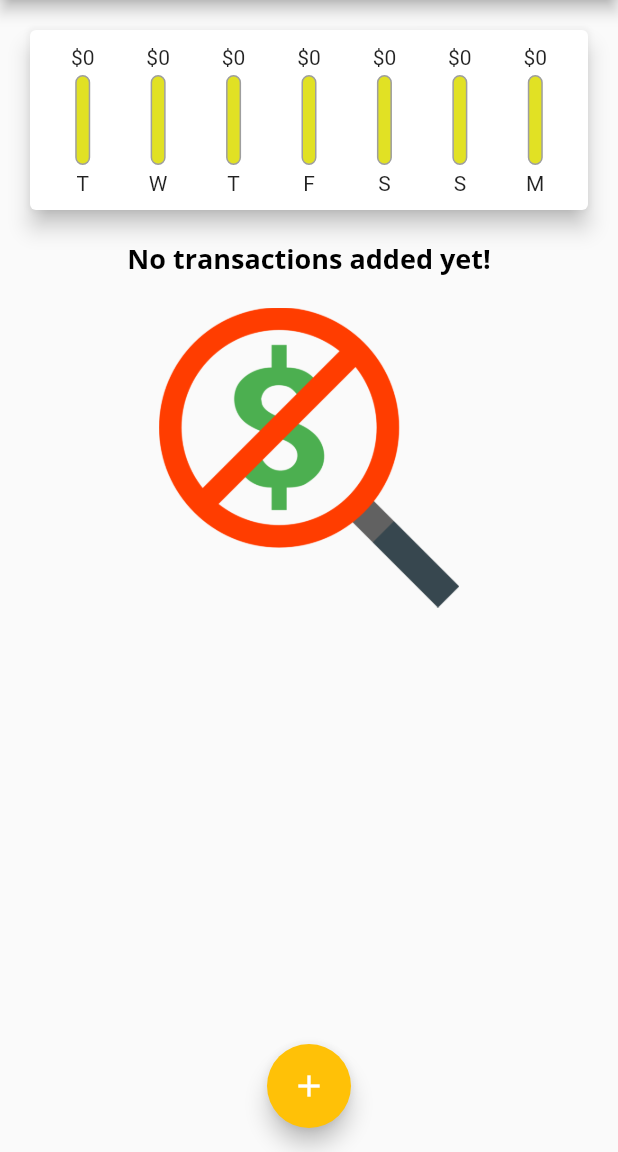
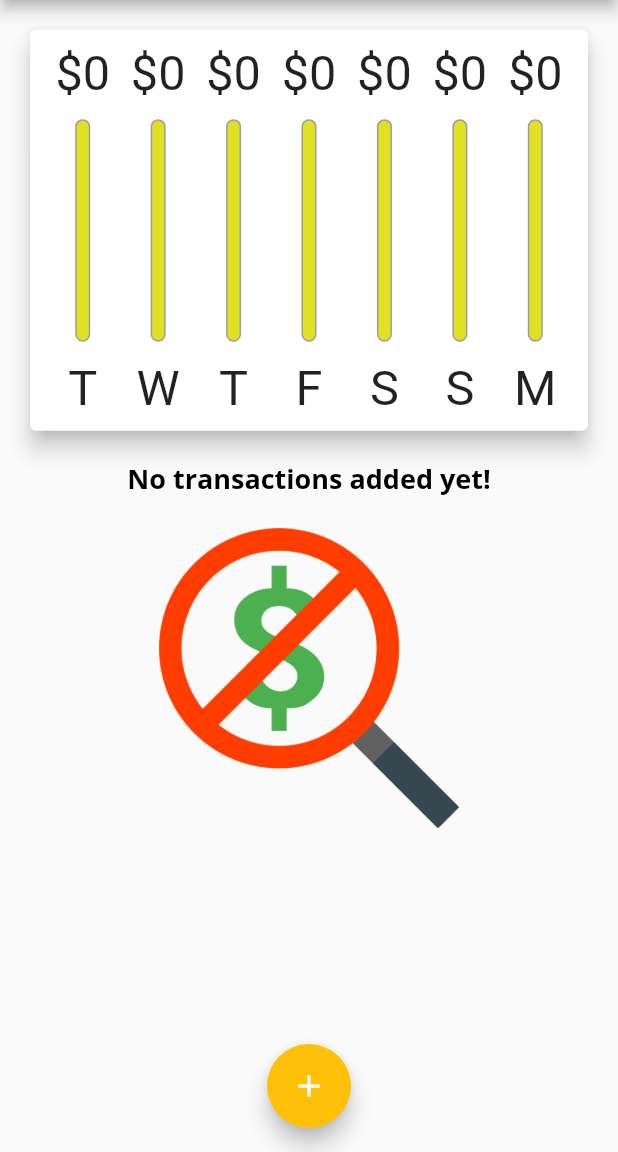
Before and after one commit to kaisirahmed/Expense-Planner, a Flutter app: the screen it shows after launch, on a phone screen of 412 x 824 dp, the part 84-1236 px from its top. Run offline on Flutter 3.47's test engine with Material 2 defaults, Android fonts, the phone set to English and light mode, and no system bars.

Commit message:
layout builder

```diff
--- a/lib/main.dart
+++ b/lib/main.dart
@@ -18,6 +18,9 @@ class MyApp extends StatelessWidget {
     return MaterialApp(
       title: 'Personal Expenses',
       theme: ThemeData(
+        primarySwatch: Colors.green,
+        accentColor: Colors.amber,
+        errorColor: Colors.red,
         fontFamily: 'Quicksand',
         textTheme: ThemeData.light().textTheme.copyWith(
           bodyText1: TextStyle(
@@ -102,10 +105,15 @@ class _MyHomePageState extends State<MyHomePage> {
     },);
   }
 
+  void _deleteTransaction(String id) {
+    setState(() {
+      _userTransactions.removeWhere((tx) => tx.id == id);
+    });
+  }
+
   @override
   Widget build(BuildContext context) {
-    return Scaffold(
-      appBar: AppBar(
+    final appBar = AppBar(
         //backgroundColor: Colors.red,
        title: const Text(
             'Expense Planner',
@@ -120,14 +128,20 @@ class _MyHomePageState extends State<MyHomePage> {
           onPressed: () => _startAddNewTransaction(context),
           )
         ],
-      ),
+      );
+    return Scaffold(
+      appBar: appBar,
       body: SingleChildScrollView(
         child: Column(
           //mainAxisAlignment: MainAxisAlignment.spaceAround,
           crossAxisAlignment: CrossAxisAlignment.stretch,
             children: <Widget>[
-              Chart(_recentTransactions),
-              TransactionList(_userTransactions),
+              Container(
+                height: (MediaQuery.of(context).size.height -
+                appBar.preferredSize.height - MediaQuery.of(context).padding.top) * 0.4,
+                child: Chart(_recentTransactions),
+                ),
+              TransactionList(_userTransactions, _deleteTransaction),
             ],
           ),
         ),
--- a/lib/widgets/chart_bar.dart
+++ b/lib/widgets/chart_bar.dart
@@ -11,13 +11,19 @@ class ChartBar extends StatelessWidget {
 
   @override
   Widget build(BuildContext context) {
+    return LayoutBuilder(builder: (ctx, constraints) {
       return Column(children: <Widget>[
-      FittedBox(
+        Container(
+          height: constraints.maxHeight * 0.15,
+          child: FittedBox(
             child: Text('\$${spendingAmount.toStringAsFixed(0)}'),
           ),
-      const SizedBox(height: 4,),
+        ),
         SizedBox(
-        height: 60,
+          height: constraints.maxHeight * 0.05,
+          ),
+        Container(
+          height: constraints.maxHeight * 0.6,
           width: 10,
           child: Stack(children: <Widget>[
             Container(
@@ -39,10 +45,16 @@ class ChartBar extends StatelessWidget {
             ],
           ),
         ),
-      SizedBox(height: 4,),
-      FittedBox(
+        SizedBox(
+          height: constraints.maxHeight * 0.05,
+          ),
+        Container(
+          height: constraints.maxHeight * 0.15,
+          child: FittedBox(
             child: Text(label),
           ),
+        ),
       ],);
+    },);
   }
 }
--- a/lib/widgets/new_transaction.dart
+++ b/lib/widgets/new_transaction.dart
@@ -23,7 +23,7 @@ class _NewTransactionState extends State<NewTransaction> {
       return;
     }
     final enteredTitle = _titleController.text;
-  final enteredAmount = double.parse(_amountController.text);
+    final enteredAmount = double.parse(_amountController.text);
 
     if(enteredTitle.isEmpty || enteredAmount <= 0 || _selectedDate == null){
       return;
--- a/lib/widgets/transaction_list.dart
+++ b/lib/widgets/transaction_list.dart
@@ -4,14 +4,13 @@ import 'package:intl/intl.dart';
 
 class TransactionList extends StatelessWidget {
   final List<Transaction> transactions;
+  final Function deleteTx;
 
-  TransactionList(this.transactions);
+  TransactionList(this.transactions, this.deleteTx);
 
   @override
   Widget build(BuildContext context) {
-    return Container(
-      height: 300,
-      child: transactions.isEmpty
+    return transactions.isEmpty
       ? Column(
         children: <Widget> [
         Text(
@@ -56,11 +55,15 @@ class TransactionList extends StatelessWidget {
               subtitle: Text(
                 DateFormat.yMMMd().format(transactions[index].date)
               ),
+              trailing: IconButton(
+                icon: const Icon(Icons.delete),
+                color: Theme.of(context).errorColor,
+                onPressed: () => deleteTx(transactions[index].id),
+              ),
             ),
           );
         },
-        itemCount: transactions.length,
-      ),
+      itemCount: transactions.length,
     );
   }
 }
```
Lines whose indentation alone changed are shown as unchanged.
